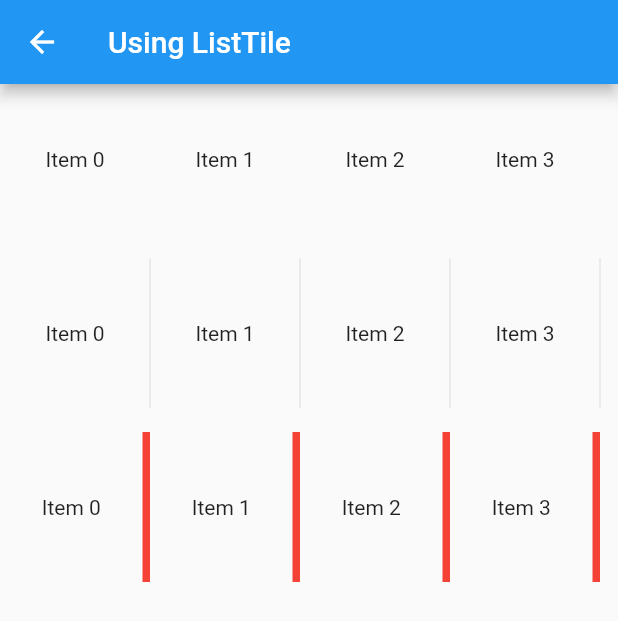
After one commit to figengungor/FlutterPlayground, a Flutter app: the HorizontalListView screen opened by its route, on a phone screen of 412 x 824 dp. The commit adds this screen. Shown: the top 621 px of the screen. Run offline on Flutter 3.47's test engine with Material 2 defaults, Android fonts, the phone set to English and light mode, and no system bars; our stand-ins replace cached_network_image, transparent_image.

Commit message:
Add horizontal ListView

```diff
--- /dev/null
+++ b/listview/lib/horizontal_listview.dart
@@ -0,0 +1,83 @@
+import 'package:flutter/material.dart';
+
+typedef GetListItem(int index);
+
+class HorizontalListView extends StatelessWidget {
+  @override
+  Widget build(BuildContext context) {
+    return Scaffold(
+      appBar: AppBar(
+        title: Text('Using ListTile'),
+      ),
+      body: _getBody(),
+    );
+  }
+
+  _getBody() {
+    return Column(
+      children: <Widget>[
+        _getHorizontalListView(_getListItem),
+        _getHorizontalListView(_getListItemWithDivider),
+        _getHorizontalListView(_getListItemWithCustomDivider),
+      ]
+          .map((item) => Padding(
+                padding: EdgeInsets.only(bottom: 16.0),
+                child: item,
+              ))
+          .toList(),
+    );
+  }
+
+  _getHorizontalListView(GetListItem getListItem) {
+    List<Widget> list = List.generate(30, (index) => getListItem(index));
+    return Container(
+      height: 100.0,
+      child: ListView(
+        children: list,
+        scrollDirection: Axis.horizontal,
+      ),
+    );
+  }
+
+  _getListItem(int index) {
+    return Container(
+      width: 100.0,
+      child: Center(child: Text('Item $index')),
+    );
+  }
+
+  _getListItemWithDivider(int index) {
+    return Container(
+      width: 100.0,
+      child: Row(
+        children: <Widget>[
+          Expanded(child: Center(child: Text('Item $index'))),
+          RotatedBox(
+            quarterTurns: 1,
+            child: Divider(
+              height: 0.0,
+            ),
+          )
+        ],
+      ),
+    );
+  }
+
+  _getListItemWithCustomDivider(int index) {
+    return Container(
+      width: 100.0,
+      child: Row(
+        children: <Widget>[
+          Expanded(child: Center(child: Text('Item $index'))),
+          SizedBox(
+            height: 100.0,
+            width: 5.0,
+            child: Container(
+              color: Colors.red,
+            ),
+          ),
+        ],
+      ),
+    );
+  }
+}
--- a/listview/lib/main.dart
+++ b/listview/lib/main.dart
@@ -1,5 +1,6 @@
 import 'package:flutter/material.dart';
 import 'package:listview/basic_list.dart';
+import 'package:listview/horizontal_listview.dart';
 import 'package:listview/listtile_demo.dart';
 import 'package:listview/listtile_divide_tiles_demo.dart';
 import 'package:listview/listview_builder_demo.dart';
@@ -23,10 +24,11 @@ class MyApp extends StatelessWidget {
         '/listtile_demo': (context) => ListTileDemo(),
         '/listview_builder_demo': (context) => ListViewBuilderDemo(),
         '/listview_divider_demo': (context) => ListViewDividerDemo(),
-        '/listview_divider_indent_demo': (context) => ListViewDividerIndentDemo(),
+        '/listview_divider_indent_demo': (context) =>
+            ListViewDividerIndentDemo(),
         '/listtile_divide_tiles_demo': (context) => ListTileDivideTilesDemo(),
+        '/horizontal_listview': (context) => HorizontalListView(),
       },
-
     );
   }
 }
@@ -39,6 +41,7 @@ class HomePage extends StatelessWidget {
     NavItem('ListView divider', '/listview_divider_demo'),
     NavItem('ListView divider indent', '/listview_divider_indent_demo'),
     NavItem('ListTile.divideTiles()', '/listtile_divide_tiles_demo'),
+    NavItem('Horizontal ListView', '/horizontal_listview'),
   ];
 
   @override
```
Also changed, not shown: 1 other file.
